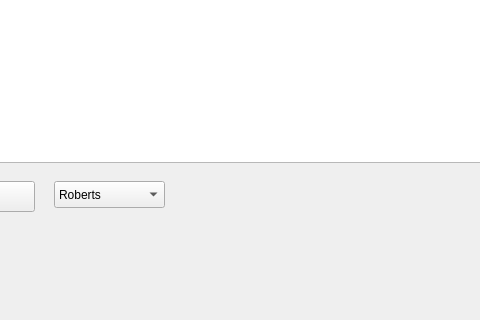
First picture: the form in mainwindowqt.ui, repository rozman123/MyImageProccesingApp, before the edit; both pictures show x 506 to 986 and y 299 to 619 of the 1231 by 619 pixel window.
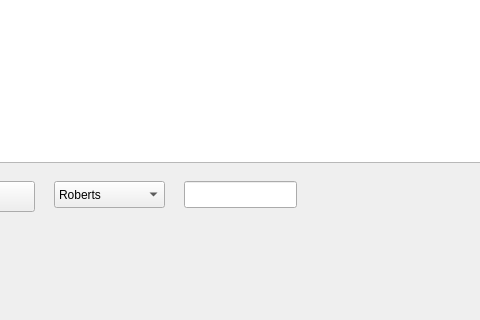
Second picture: the form after the edit.

```diff
--- a/mainwindowqt.ui
+++ b/mainwindowqt.ui
@@ -294,6 +294,16 @@
      <string>Reset Image</string>
     </property>
    </widget>
+   <widget class="QLineEdit" name="silencing_margin">
+    <property name="geometry">
+     <rect>
+      <x>690</x>
+      <y>480</y>
+      <width>113</width>
+      <height>27</height>
+     </rect>
+    </property>
+   </widget>
   </widget>
   <widget class="QMenuBar" name="menubar">
    <property name="geometry">
```
Left out of the diff: 5 changed lines with no effect on the pictures.
